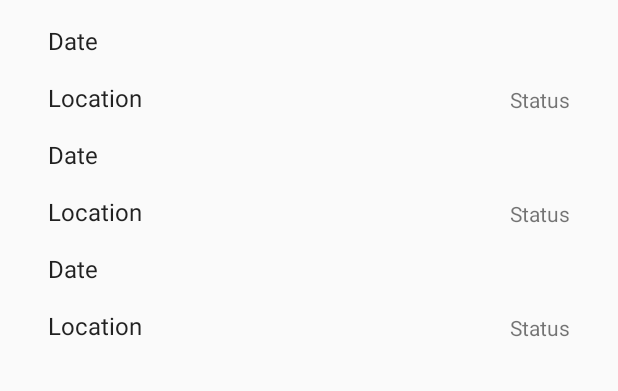
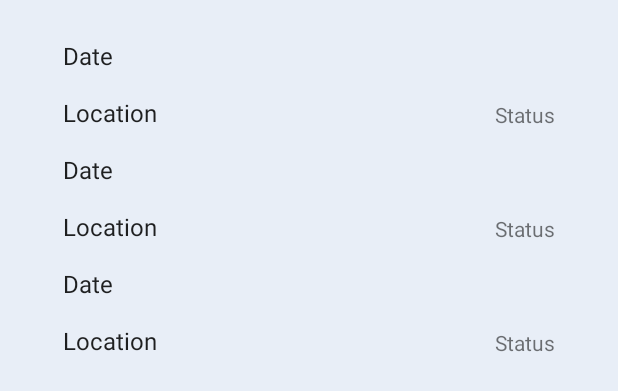
Before and after one commit to TheWaterTeam/waterteam-android, an Android app: the layout dataloggers_fragment.xml on its own in the app's theme, with its tools: preview values and no code run, on a phone screen of 412 x 824 dp. Shown: the top 391 px of the screen. Run offline under Robolectric (Android 15) with nearby library versions, the phone set to English and light mode, and no system bars.

Commit message:
Improved sensor list display

```diff
--- a/DataCollector/app/build.gradle
+++ b/DataCollector/app/build.gradle
@@ -19,7 +19,7 @@ apply plugin: 'realm-android'
 
 android {
     compileSdkVersion 25
-    buildToolsVersion "25.0.0"
+    buildToolsVersion '26.0.2'
     defaultConfig {
         applicationId "com.waterteam.android"
         minSdkVersion 15
--- a/DataCollector/app/src/main/res/layout/dataloggers_fragment.xml
+++ b/DataCollector/app/src/main/res/layout/dataloggers_fragment.xml
@@ -1,4 +1,10 @@
 <?xml version="1.0" encoding="utf-8"?>
+<RelativeLayout xmlns:android="http://schemas.android.com/apk/res/android"
+    android:layout_width="wrap_content"
+    android:layout_height="wrap_content"
+    android:background="@color/colorTint"
+    android:padding="10dp"
+    >
 <android.support.v7.widget.RecyclerView xmlns:android="http://schemas.android.com/apk/res/android"
     xmlns:app="http://schemas.android.com/apk/res-auto"
     xmlns:tools="http://schemas.android.com/tools"
@@ -10,4 +16,6 @@
     android:layout_marginRight="16dp"
     app:layoutManager="LinearLayoutManager"
     tools:context="com.aquarius.datacollector.activities.fragments.DataFilesFragment"
-    tools:listitem="@layout/datafiles_list_item" />
+    tools:listitem="@layout/datafiles_list_item"
+    />
+</RelativeLayout>
--- a/DataCollector/app/src/main/res/layout/dataloggers_list_item.xml
+++ b/DataCollector/app/src/main/res/layout/dataloggers_list_item.xml
@@ -2,13 +2,14 @@
 <RelativeLayout xmlns:android="http://schemas.android.com/apk/res/android"
     android:layout_width="wrap_content"
     android:layout_height="wrap_content"
+    android:background="@drawable/rounded_corners"
+    android:padding="10dp"
    >
 
     <TextView
         android:id="@+id/uuid"
         android:layout_width="wrap_content"
         android:layout_height="wrap_content"
-        android:layout_margin="@dimen/text_margin"
         android:text="UUID"
         android:textAppearance="?attr/textAppearanceListItem" />
 
@@ -19,6 +20,7 @@
         android:layout_alignLeft="@+id/uuid"
         android:layout_alignStart="@+id/uuid"
         android:layout_below="@+id/uuid"
+        android:layout_marginTop="6dp"
         android:text="Last Download Date"
         android:textAppearance="?attr/textAppearanceListItem" />
 
--- a/DataCollector/app/src/main/res/values/colors.xml
+++ b/DataCollector/app/src/main/res/values/colors.xml
@@ -3,4 +3,6 @@
     <color name="colorPrimary">#3F51B5</color>
     <color name="colorPrimaryDark">#303F9F</color>
     <color name="colorAccent">#FF4081</color>
+    <color name="colorTint">#E8EEF7</color>
+    <color name="white">#FFFFFF</color>
 </resources>
```
Also changed, not shown: DataCollector/app/src/main/java/com/aquarius/datacollector/activities/adapters/DataLoggerRecyclerViewAdapter.java (+7 -2 lines), DataCollector/app/src/main/java/com/aquarius/datacollector/activities/fragments/ProjectFragment.java (+5 -6 lines), DataCollector/app/src/main/java/com/aquarius/datacollector/activities/util/VerticalSpaceItemDecorator.java (added, +24 -0 lines), DataCollector/app/src/main/res/drawable/rounded_corners.xml (added, +13 -0 lines).
